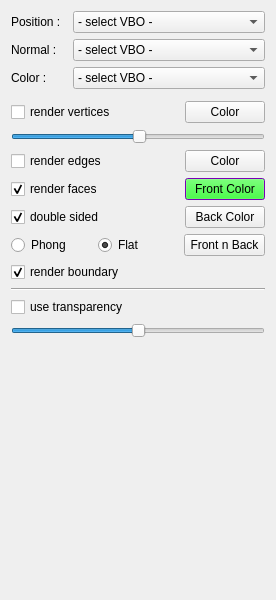
Above: schnapps/plugins/surface_render/surface_render.ui from cgogn/SCHNApps before the change. Below: the same form after it.
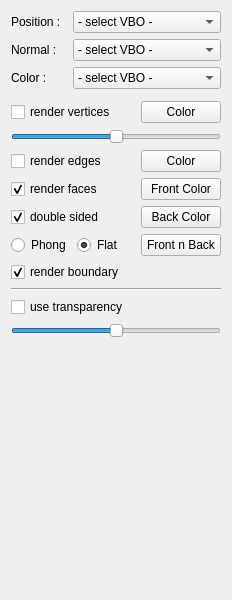
That is the form after the change.

Commit message: update surface_render

Patch:
```diff
--- a/schnapps/plugins/surface_render/surface_render.ui
+++ b/schnapps/plugins/surface_render/surface_render.ui
@@ -7,7 +7,7 @@
    <rect>
     <x>0</x>
     <y>0</y>
-    <width>276</width>
+    <width>232</width>
     <height>600</height>
    </rect>
   </property>
@@ -54,124 +54,6 @@
          <height>32</height>
         </size>
        </property>
-       <property name="palette">
-        <palette>
-         <active>
-          <colorrole role="WindowText">
-           <brush brushstyle="SolidPattern">
-            <color alpha="255">
-             <red>255</red>
-             <green>0</green>
-             <blue>0</blue>
-            </color>
-           </brush>
-          </colorrole>
-          <colorrole role="Button">
-           <brush brushstyle="SolidPattern">
-            <color alpha="255">
-             <red>0</red>
-             <green>255</green>
-             <blue>0</blue>
-            </color>
-           </brush>
-          </colorrole>
-          <colorrole role="Base">
-           <brush brushstyle="SolidPattern">
-            <color alpha="255">
-             <red>255</red>
-             <green>255</green>
-             <blue>255</blue>
-            </color>
-           </brush>
-          </colorrole>
-          <colorrole role="Window">
-           <brush brushstyle="SolidPattern">
-            <color alpha="255">
-             <red>170</red>
-             <green>0</green>
-             <blue>255</blue>
-            </color>
-           </brush>
-          </colorrole>
-         </active>
-         <inactive>
-          <colorrole role="WindowText">
-           <brush brushstyle="SolidPattern">
-            <color alpha="255">
-             <red>255</red>
-             <green>0</green>
-             <blue>0</blue>
-            </color>
-           </brush>
-          </colorrole>
-          <colorrole role="Button">
-           <brush brushstyle="SolidPattern">
-            <color alpha="255">
-             <red>0</red>
-             <green>255</green>
-             <blue>0</blue>
-            </color>
-           </brush>
-          </colorrole>
-          <colorrole role="Base">
-           <brush brushstyle="SolidPattern">
-            <color alpha="255">
-             <red>255</red>
-             <green>255</green>
-             <blue>255</blue>
-            </color>
-           </brush>
-          </colorrole>
-          <colorrole role="Window">
-           <brush brushstyle="SolidPattern">
-            <color alpha="255">
-             <red>170</red>
-             <green>0</green>
-             <blue>255</blue>
-            </color>
-           </brush>
-          </colorrole>
-         </inactive>
-         <disabled>
-          <colorrole role="WindowText">
-           <brush brushstyle="SolidPattern">
-            <color alpha="255">
-             <red>143</red>
-             <green>146</green>
-             <blue>147</blue>
-            </color>
-           </brush>
-          </colorrole>
-          <colorrole role="Button">
-           <brush brushstyle="SolidPattern">
-            <color alpha="255">
-             <red>0</red>
-             <green>255</green>
-             <blue>0</blue>
-            </color>
-           </brush>
-          </colorrole>
-          <colorrole role="Base">
-           <brush brushstyle="SolidPattern">
-            <color alpha="255">
-             <red>170</red>
-             <green>0</green>
-             <blue>255</blue>
-            </color>
-           </brush>
-          </colorrole>
-          <colorrole role="Window">
-           <brush brushstyle="SolidPattern">
-            <color alpha="255">
-             <red>170</red>
-             <green>0</green>
-             <blue>255</blue>
-            </color>
-           </brush>
-          </colorrole>
-         </disabled>
-        </palette>
-       </property>
        <property name="text">
         <string>Front Color</string>
        </property>
```
Left out of the diff: 12 changed lines with no effect on the pictures. The commit also changes 12 other files.
